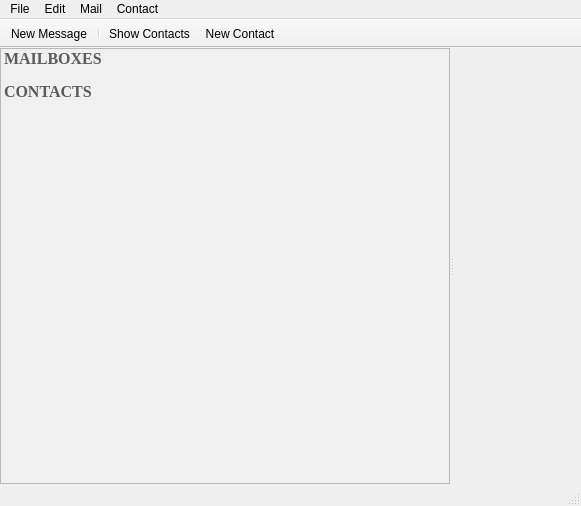
First picture: the form in KeyhoteeMainWindow.ui, repository InvictusInnovations/keyhotee, before the edit.
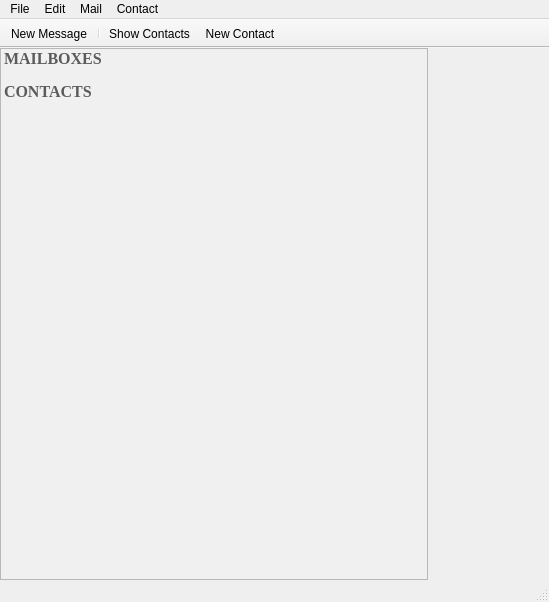
Second picture: the form after the edit. The open tabs and pages were chosen to show the change. Icons and pictures are not drawn. Custom widgets are drawn as their Qt base class.

```diff
--- a/KeyhoteeMainWindow.ui
+++ b/KeyhoteeMainWindow.ui
@@ -6,8 +6,8 @@
    <rect>
     <x>0</x>
     <y>0</y>
-    <width>581</width>
-    <height>506</height>
+    <width>549</width>
+    <height>602</height>
    </rect>
   </property>
   <property name="windowTitle">
@@ -41,6 +41,9 @@
       <property name="orientation">
        <enum>Qt::Horizontal</enum>
       </property>
+      <property name="handleWidth">
+       <number>0</number>
+      </property>
       <widget class="QTreeWidget" name="side_bar">
        <property name="sizePolicy">
         <sizepolicy hsizetype="MinimumExpanding" vsizetype="Expanding">
@@ -214,7 +217,7 @@
       </widget>
       <widget class="QStackedWidget" name="widget_stack">
        <property name="sizePolicy">
-        <sizepolicy hsizetype="MinimumExpanding" vsizetype="Preferred">
+        <sizepolicy hsizetype="Expanding" vsizetype="Preferred">
          <horstretch>40</horstretch>
          <verstretch>0</verstretch>
         </sizepolicy>
@@ -256,7 +259,7 @@
     <rect>
      <x>0</x>
      <y>0</y>
-     <width>581</width>
+     <width>549</width>
      <height>22</height>
     </rect>
    </property>
```
Left out of the diff: 14 changed lines with no effect on the pictures.
